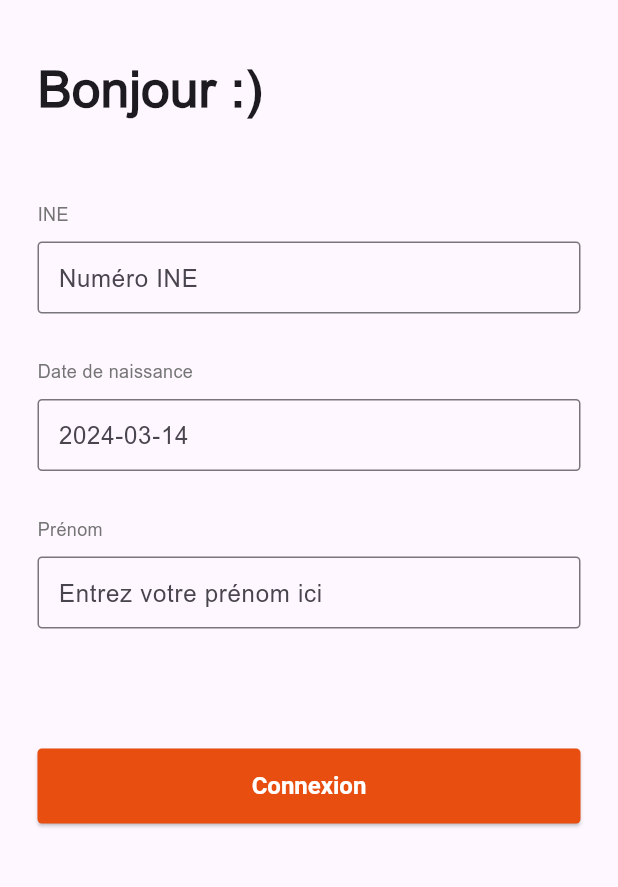
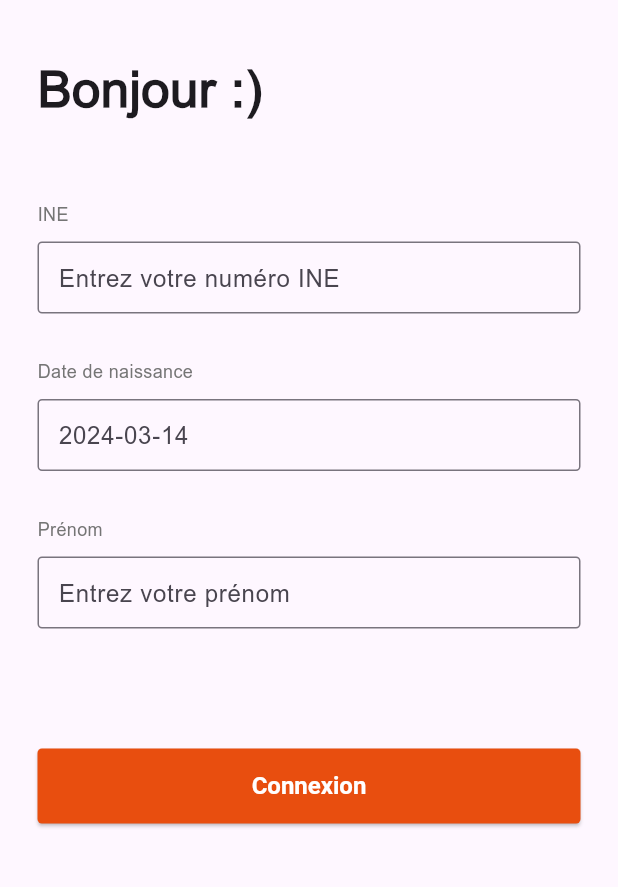
Before and after one commit to B3-3iL-DLW/3il-student, a Flutter app: the screen it shows after launch, on a phone screen of 412 x 824 dp, the part 315-1202 px from its top. Run offline on Flutter 3.47's test engine with Material 3 defaults, Android fonts, the phone set to English and light mode, and no system bars; our stand-ins replace bloc, flutter_bloc, flutter_svg, go_router, shared_preferences; generated files the repository leaves out were written again.

Commit message:
🌐: Translation of the login and class selection page - Small refactor of some pages for translation

```diff
--- /dev/null
+++ b/frontend/app_student/l10n.yaml
@@ -0,0 +1,3 @@
+arb-dir: lib/l10n
+template-arb-file: app_fr.arb
+output-localization-file: app_localizations.dart
--- a/frontend/app_student/lib/login/views/login_page.dart
+++ b/frontend/app_student/lib/login/views/login_page.dart
@@ -3,6 +3,7 @@ import 'package:app_student/login/widgets/form/form_login.dart';
 import 'package:app_student/login/widgets/header/header_text.dart';
 import 'package:flutter/material.dart';
 import 'package:flutter_bloc/flutter_bloc.dart';
+import 'package:flutter_gen/gen_l10n/app_localizations.dart';
 import 'package:go_router/go_router.dart';
 
 import '../widgets/header/header_logo.dart';
@@ -20,12 +21,12 @@ class LoginPage extends StatelessWidget {
           });
           return Container();
         } else if (state is LoginInitial) {
-          return const Scaffold(
+          return Scaffold(
             body: Column(
               children: [
-                HeaderLogo(),
-                HeaderText('Bonjour :)'),
-                Expanded(child: FormLogin()),
+                const HeaderLogo(),
+                HeaderText(AppLocalizations.of(context)!.loginWelcomeTitle),
+                const Expanded(child: FormLogin()),
               ],
             ),
           );
@@ -37,18 +38,19 @@ class LoginPage extends StatelessWidget {
         } else if (state is LoginFieldError) {
           WidgetsBinding.instance.addPostFrameCallback((_) {
             ScaffoldMessenger.of(context).showSnackBar(
-              const SnackBar(
-                content: Text('Veuillez remplir tous les champs'),
+              SnackBar(
+                content: Text(AppLocalizations.of(context)!.loginFieldError),
                 backgroundColor: Colors.red,
               ),
             );
           });
-          return const Scaffold(
+          return Scaffold(
             body: Column(
               children: [
-                HeaderLogo(),
-                HeaderText('Bonjour :)'),
-                Expanded(child: FormLogin()),
+                const HeaderLogo(),
+                HeaderText(
+                    AppLocalizations.of(context)!.loginWelcomeTitleError),
+                const Expanded(child: FormLogin()),
               ],
             ),
           );
--- a/frontend/app_student/lib/login/widgets/form/button_submit.dart
+++ b/frontend/app_student/lib/login/widgets/form/button_submit.dart
@@ -1,5 +1,6 @@
 import 'package:flutter/material.dart';
 import 'package:flutter_bloc/flutter_bloc.dart';
+import 'package:flutter_gen/gen_l10n/app_localizations.dart';
 
 import '../../cubit/login_cubit.dart';
 
@@ -52,7 +53,9 @@ class SubmitButton extends StatelessWidget {
                     .read<LoginCubit>()
                     .saveLoginDetails(ine, name, birthDate);
               },
-              child: const Text('Connexion'),
+              child: Text(
+                AppLocalizations.of(context)!.loginButton,
+              ),
             ),
           ),
         ],
--- a/frontend/app_student/lib/login/widgets/form/inputs/input_birthdate.dart
+++ b/frontend/app_student/lib/login/widgets/form/inputs/input_birthdate.dart
@@ -1,4 +1,5 @@
 import 'package:flutter/material.dart';
+import 'package:flutter_gen/gen_l10n/app_localizations.dart';
 
 class BirthDateField extends StatefulWidget {
   final TextEditingController controller;
@@ -42,7 +43,7 @@ class BirthDateFieldState extends State<BirthDateField> {
         crossAxisAlignment: CrossAxisAlignment.start,
         children: [
           Text(
-            'Date de naissance',
+            AppLocalizations.of(context)!.loginBirthDateLabel,
             style: TextStyle(
               fontSize: 12.0,
               color: Colors.grey[600],
--- a/frontend/app_student/lib/login/widgets/form/inputs/input_ine.dart
+++ b/frontend/app_student/lib/login/widgets/form/inputs/input_ine.dart
@@ -1,4 +1,5 @@
 import 'package:flutter/material.dart';
+import 'package:flutter_gen/gen_l10n/app_localizations.dart';
 
 class INETextField extends StatelessWidget {
   final TextEditingController controller;
@@ -16,7 +17,7 @@ class INETextField extends StatelessWidget {
         crossAxisAlignment: CrossAxisAlignment.start,
         children: [
           Text(
-            'INE',
+            AppLocalizations.of(context)!.loginIneLabel,
             style: TextStyle(
               fontSize: 12.0,
               color: Colors.grey[600],
@@ -26,7 +27,7 @@ class INETextField extends StatelessWidget {
           TextFormField(
             controller: controller,
             decoration: InputDecoration(
-              hintText: 'Numéro INE',
+              hintText: AppLocalizations.of(context)!.loginIneHint,
               contentPadding:
                   const EdgeInsets.symmetric(vertical: 10.0, horizontal: 10.0),
               border: OutlineInputBorder(
--- a/frontend/app_student/lib/login/widgets/form/inputs/input_prenom.dart
+++ b/frontend/app_student/lib/login/widgets/form/inputs/input_prenom.dart
@@ -1,4 +1,5 @@
 import 'package:flutter/material.dart';
+import 'package:flutter_gen/gen_l10n/app_localizations.dart';
 
 class FirstnameTextField extends StatelessWidget {
   final TextEditingController controller;
@@ -13,7 +14,7 @@ class FirstnameTextField extends StatelessWidget {
         crossAxisAlignment: CrossAxisAlignment.start,
         children: [
           Text(
-            'Prénom',
+            AppLocalizations.of(context)!.loginFirstNameLabel,
             style: TextStyle(
               fontSize: 12.0,
               color: Colors.grey[600],
@@ -26,7 +27,7 @@ class FirstnameTextField extends StatelessWidget {
               color: Colors.grey[600],
             ),
             decoration: InputDecoration(
-              hintText: 'Entrez votre prénom ici',
+              hintText: AppLocalizations.of(context)!.loginFirstNameHint,
               contentPadding:
                   const EdgeInsets.symmetric(vertical: 10.0, horizontal: 10.0),
               border: OutlineInputBorder(
--- a/frontend/app_student/lib/login/widgets/header/header_logo.dart
+++ b/frontend/app_student/lib/login/widgets/header/header_logo.dart
@@ -10,8 +10,8 @@ class HeaderLogo extends StatelessWidget {
       color: const Color(0xFF005067),
       child: Center(
         child: SizedBox(
-          width: 200.0, // Largeur de l'image
-          height: 200.0, // Hauteur de l'image
+          width: 200.0,
+          height: 200.0,
           child: Image.asset('assets/images/3il-logo.jpg'),
         ),
       ),
--- a/frontend/app_student/lib/login/widgets/header/header_text.dart
+++ b/frontend/app_student/lib/login/widgets/header/header_text.dart
@@ -8,10 +8,7 @@ class HeaderText extends StatelessWidget {
   @override
   Widget build(BuildContext context) {
     return Padding(
-      padding: const EdgeInsets.only(
-          top: 35.0,
-          left: 25.0,
-          bottom: 40), // Ajout d'un espacement à gauche de 10px
+      padding: const EdgeInsets.only(top: 35.0, left: 25.0, bottom: 40),
       child: Align(
         alignment: Alignment.centerLeft,
         child: Text(
--- a/frontend/app_student/lib/main_dev.dart
+++ b/frontend/app_student/lib/main_dev.dart
@@ -1,6 +1,8 @@
 import 'package:app_student/config/dev_config.dart';
 import 'package:app_student/routes.dart';
 import 'package:flutter/material.dart';
+import 'package:flutter_gen/gen_l10n/app_localizations.dart';
+import 'package:flutter_localizations/flutter_localizations.dart';
 import 'package:go_router/go_router.dart';
 import 'package:provider/provider.dart';
 
@@ -27,7 +29,8 @@ class MyApp extends StatelessWidget {
         return MaterialPage<void>(
           child: Scaffold(
             body: Center(
-              child: Text('Page not found: ${state.uri}'),
+              child: Text(
+                  AppLocalizations.of(context)!.error404(state.uri.toString())),
             ),
           ),
         );
@@ -41,6 +44,15 @@ class MyApp extends StatelessWidget {
         focusColor: const Color(0xffE84E0F),
         fontFamily: 'Arial',
       ),
+      localizationsDelegates: const [
+        AppLocalizations.delegate,
+        GlobalMaterialLocalizations.delegate,
+        GlobalWidgetsLocalizations.delegate,
+        GlobalCupertinoLocalizations.delegate,
+      ],
+      supportedLocales: const [
+        Locale('fr'),
+      ],
       routerConfig: router,
     );
   }
--- a/frontend/app_student/pubspec.yaml
+++ b/frontend/app_student/pubspec.yaml
@@ -63,7 +63,7 @@ dev_dependencies:
 
 # The following section is specific to Flutter packages.
 flutter:
-
+  generate: true
   # The following line ensures that the Material Icons font is
   # included with your application, so that you can use the icons in
   # the material Icons class.
```
Also changed, not shown: frontend/app_student/lib/class_groups/views/class_group_page.dart (+8 -3 lines), frontend/app_student/lib/l10n/app_fr.arb (added, +72 -0 lines).
